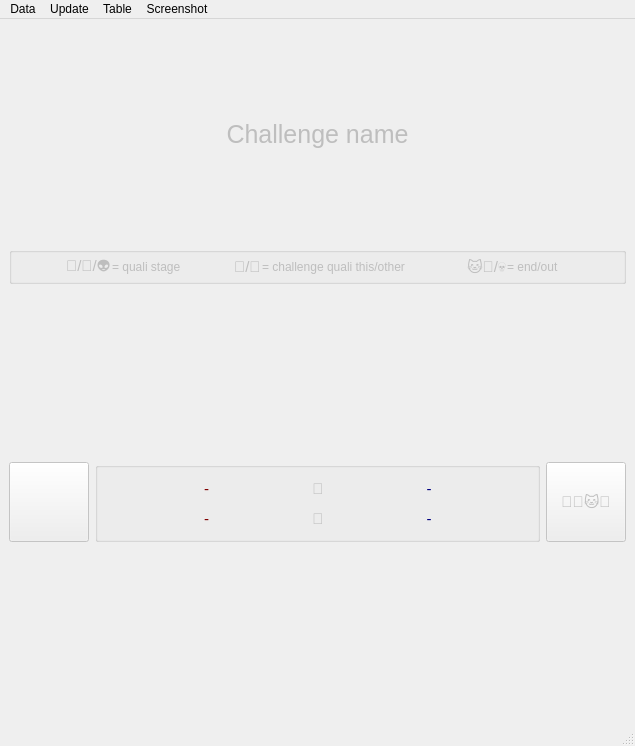
Above: code/ncm_win_ranking_challenge.ui from DavidEilenstein/Ninja_Competition_Manager before the change. Below: the same form after it.
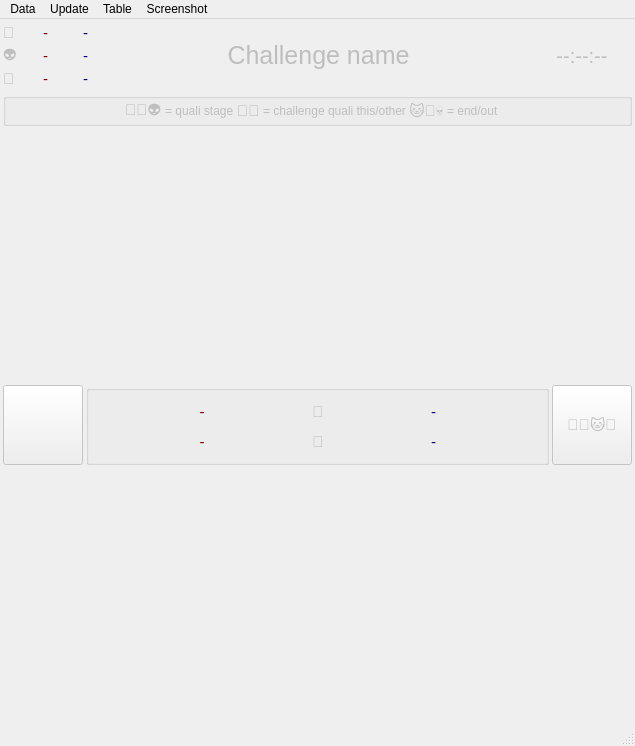
That is the form after the change.

The edit to the form file:
```diff
--- a/code/ncm_win_ranking_challenge.ui
+++ b/code/ncm_win_ranking_challenge.ui
@@ -18,12 +18,75 @@
     <bool>false</bool>
    </property>
    <layout class="QGridLayout" name="gridLayout_5">
+    <property name="leftMargin">
+     <number>3</number>
+    </property>
+    <property name="topMargin">
+     <number>3</number>
+    </property>
+    <property name="rightMargin">
+     <number>3</number>
+    </property>
+    <property name="bottomMargin">
+     <number>3</number>
+    </property>
+    <property name="spacing">
+     <number>3</number>
+    </property>
     <item row="0" column="0" colspan="4">
      <layout class="QGridLayout" name="gridLayout_4">
       <property name="spacing">
        <number>1</number>
       </property>
-      <item row="0" column="0" rowspan="2" colspan="3">
+      <item row="0" column="0">
+       <widget class="QLabel" name="label_6">
+        <property name="minimumSize">
+         <size>
+          <width>22</width>
+          <height>22</height>
+         </size>
+        </property>
+        <property name="maximumSize">
+         <size>
+          <width>22</width>
+          <height>22</height>
+         </size>
+        </property>
+        <property name="styleSheet">
+         <string notr="true">font-size: 15px;</string>
+        </property>
+        <property name="text">
+         <string>🐯</string>
+        </property>
+       </widget>
+      </item>
+      <item row="0" column="1">
+       <widget class="QLabel" name="label_QualiSafe_F">
+        <property name="minimumSize">
+         <size>
+          <width>39</width>
+          <height>22</height>
+         </size>
+        </property>
+        <property name="maximumSize">
+         <size>
+          <width>39</width>
+          <height>22</height>
+         </size>
+        </property>
+        <property name="styleSheet">
+         <string notr="true">font-size: 15px;
+color: rgb(128, 0, 0);</string>
+        </property>
+        <property name="text">
+         <string>-</string>
+        </property>
+        <property name="alignment">
+         <set>Qt::AlignCenter</set>
+        </property>
+       </widget>
+      </item>
+      <item row="0" column="3" rowspan="3" colspan="3">
        <widget class="QLabel" name="label_Name">
         <property name="sizePolicy">
          <sizepolicy hsizetype="Preferred" vsizetype="Preferred">
@@ -34,13 +97,13 @@
         <property name="minimumSize">
          <size>
           <width>0</width>
-          <height>40</height>
+          <height>63</height>
          </size>
         </property>
         <property name="maximumSize">
          <size>
           <width>16777215</width>
-          <height>40</height>
+          <height>63</height>
          </size>
         </property>
         <property name="styleSheet">
@@ -54,6 +117,205 @@
         </property>
        </widget>
       </item>
+      <item row="1" column="0">
+       <widget class="QLabel" name="label_8">
+        <property name="minimumSize">
+         <size>
+          <width>22</width>
+          <height>22</height>
+         </size>
+        </property>
+        <property name="maximumSize">
+         <size>
+          <width>22</width>
+          <height>22</height>
+         </size>
+        </property>
+        <property name="styleSheet">
+         <string notr="true">font-size: 15px;</string>
+        </property>
+        <property name="text">
+         <string>👽</string>
+        </property>
+       </widget>
+      </item>
+      <item row="2" column="0">
+       <widget class="QLabel" name="label_7">
+        <property name="minimumSize">
+         <size>
+          <width>22</width>
+          <height>22</height>
+         </size>
+        </property>
+        <property name="maximumSize">
+         <size>
+          <width>22</width>
+          <height>22</height>
+         </size>
+        </property>
+        <property name="styleSheet">
+         <string notr="true">font-size: 15px;</string>
+        </property>
+        <property name="text">
+         <string>🦾</string>
+        </property>
+       </widget>
+      </item>
+      <item row="0" column="2">
+       <widget class="QLabel" name="label_QualiSafe_M">
+        <property name="minimumSize">
+         <size>
+          <width>39</width>
+          <height>22</height>
+         </size>
+        </property>
+        <property name="maximumSize">
+         <size>
+          <width>39</width>
+          <height>22</height>
+         </size>
+        </property>
+        <property name="styleSheet">
+         <string notr="true">font-size: 15px;
+color: rgb(0, 0, 128);</string>
+        </property>
+        <property name="text">
+         <string>-</string>
+        </property>
+        <property name="alignment">
+         <set>Qt::AlignCenter</set>
+        </property>
+       </widget>
+      </item>
+      <item row="1" column="1">
+       <widget class="QLabel" name="label_QualiSpeed_F">
+        <property name="minimumSize">
+         <size>
+          <width>39</width>
+          <height>22</height>
+         </size>
+        </property>
+        <property name="maximumSize">
+         <size>
+          <width>39</width>
+          <height>22</height>
+         </size>
+        </property>
+        <property name="styleSheet">
+         <string notr="true">font-size: 15px;
+color: rgb(128, 0, 0);</string>
+        </property>
+        <property name="text">
+         <string>-</string>
+        </property>
+        <property name="alignment">
+         <set>Qt::AlignCenter</set>
+        </property>
+       </widget>
+      </item>
+      <item row="1" column="2">
+       <widget class="QLabel" name="label_QualiSpeed_M">
+        <property name="minimumSize">
+         <size>
+          <width>39</width>
+          <height>22</height>
+         </size>
+        </property>
+        <property name="maximumSize">
+         <size>
+          <width>39</width>
+          <height>22</height>
+         </size>
+        </property>
+        <property name="styleSheet">
+         <string notr="true">font-size: 15px;
+color: rgb(0, 0, 128);</string>
+        </property>
+        <property name="text">
+         <string>-</string>
+        </property>
+        <property name="alignment">
+         <set>Qt::AlignCenter</set>
+        </property>
+       </widget>
+      </item>
+      <item row="2" column="1">
+       <widget class="QLabel" name="label_QualiChallenge_F">
+        <property name="minimumSize">
+         <size>
+          <width>39</width>
+          <height>22</height>
+         </size>
+        </property>
+        <property name="maximumSize">
+         <size>
+          <width>39</width>
+          <height>22</height>
+         </size>
+        </property>
+        <property name="styleSheet">
+         <string notr="true">font-size: 15px;
+color: rgb(128, 0, 0);</string>
+        </property>
+        <property name="text">
+         <string>-</string>
+        </property>
+        <property name="alignment">
+         <set>Qt::AlignCenter</set>
+        </property>
+       </widget>
+      </item>
+      <item row="2" column="2">
+       <widget class="QLabel" name="label_QualiChallenge_M">
+        <property name="minimumSize">
+         <size>
+          <width>39</width>
+          <height>22</height>
+         </size>
+        </property>
+        <property name="maximumSize">
+         <size>
+          <width>39</width>
+          <height>22</height>
+         </size>
+        </property>
+        <property name="styleSheet">
+         <string notr="true">font-size: 15px;
+color: rgb(0, 0, 128);</string>
+        </property>
+        <property name="text">
+         <string>-</string>
+        </property>
+        <property name="alignment">
+         <set>Qt::AlignCenter</set>
+        </property>
+       </widget>
+      </item>
+      <item row="0" column="6" rowspan="3">
+       <widget class="QLabel" name="label_Time">
+        <property name="minimumSize">
+         <size>
+          <width>100</width>
+          <height>63</height>
+         </size>
+        </property>
+        <property name="maximumSize">
+         <size>
+          <width>100</width>
+          <height>63</height>
+         </size>
+        </property>
+        <property name="styleSheet">
+         <string notr="true">font-size: 20px;</string>
+        </property>
+        <property name="text">
+         <string>--:--:--</string>
+        </property>
+        <property name="alignment">
+         <set>Qt::AlignCenter</set>
+        </property>
+       </widget>
+      </item>
      </layout>
     </item>
     <item row="3" column="3" rowspan="2">
@@ -246,118 +508,44 @@
       </property>
       <layout class="QGridLayout" name="gridLayout">
        <property name="leftMargin">
-        <number>3</number>
+        <number>1</number>
        </property>
        <property name="topMargin">
-        <number>3</number>
+        <number>1</number>
        </property>
        <property name="rightMargin">
-        <number>3</number>
+        <number>1</number>
        </property>
        <property name="bottomMargin">
+        <number>1</number>
+       </property>
+       <property name="horizontalSpacing">
         <number>3</number>
        </property>
-       <property name="spacing">
+       <property name="verticalSpacing">
         <number>1</number>
        </property>
-       <item row="0" column="8">
-        <widget class="QLabel" name="label_19">
-         <property name="minimumSize">
-          <size>
-           <width>0</width>
-           <height>22</height>
-          </size>
-         </property>
-         <property name="maximumSize">
-          <size>
-           <width>16777215</width>
-           <height>22</height>
-          </size>
-         </property>
-         <property name="styleSheet">
-          <string notr="true">font-size: 15px;</string>
-         </property>
-         <property name="text">
-          <string>🐱‍👤/💀</string>
-         </property>
-        </widget>
-       </item>
        <item row="0" column="6">
-        <widget class="QLabel" name="label_14">
-         <property name="minimumSize">
-          <size>
-           <width>0</width>
-           <height>22</height>
-          </size>
-         </property>
-         <property name="maximumSize">
-          <size>
-           <width>16777215</width>
-           <height>22</height>
-          </size>
-         </property>
-         <property name="styleSheet">
-          <string notr="true">font-size: 15px;</string>
-         </property>
-         <property name="text">
-          <string/>
-         </property>
-        </widget>
-       </item>
-       <item row="0" column="0">
-        <spacer name="horizontalSpacer">
-         <property name="orientation">
-          <enum>Qt::Horizontal</enum>
-         </property>
-         <property name="sizeHint" stdset="0">
-          <size>
-           <width>40</width>
-           <height>20</height>
-          </size>
-         </property>
-        </spacer>
-       </item>
-       <item row="0" column="3">
-        <spacer name="horizontalSpacer_2">
-         <property name="orientation">
-          <enum>Qt::Horizontal</enum>
-         </property>
-         <property name="sizeHint" stdset="0">
-          <size>
-           <width>40</width>
-           <height>20</height>
-          </size>
-         </property>
-        </spacer>
-       </item>
-       <item row="0" column="2">
-        <widget class="QLabel" name="label_2">
-         <property name="text">
-          <string>= quali stage</string>
-         </property>
-        </widget>
-       </item>
-       <item row="0" column="7">
-        <spacer name="horizontalSpacer_4">
-         <property name="orientation">
-          <enum>Qt::Horizontal</enum>
-         </property>
-         <property name="sizeHint" stdset="0">
-          <size>
-           <width>40</width>
-           <height>20</height>
-          </size>
-         </property>
-        </spacer>
-       </item>
-       <item row="0" column="9">
         <widget class="QLabel" name="label_22">
          <property name="text">
           <string>= end/out</string>
          </property>
         </widget>
        </item>
-       <item row="0" column="10">
+       <item row="0" column="8">
+        <spacer name="horizontalSpacer_6">
+         <property name="orientation">
+          <enum>Qt::Horizontal</enum>
+         </property>
+         <property name="sizeHint" stdset="0">
+          <size>
+           <width>40</width>
+           <height>20</height>
+          </size>
+         </property>
+        </spacer>
+       </item>
+       <item row="0" column="7">
         <widget class="QLabel" name="label_23">
          <property name="minimumSize">
           <size>
@@ -379,7 +567,29 @@
          </property>
         </widget>
        </item>
-       <item row="0" column="5">
+       <item row="0" column="3">
+        <widget class="QLabel" name="label_11">
+         <property name="minimumSize">
+          <size>
+           <width>0</width>
+           <height>22</height>
+          </size>
+         </property>
+         <property name="maximumSize">
+          <size>
+           <width>16777215</width>
+           <height>22</height>
+          </size>
+         </property>
+         <property name="styleSheet">
+          <string notr="true">font-size: 15px;</string>
+         </property>
+         <property name="text">
+          <string>🦾💪</string>
+         </property>
+        </widget>
+       </item>
+       <item row="0" column="4">
         <widget class="QLabel" name="label_13">
          <property name="text">
           <string>= challenge quali this/other</string>
@@ -404,12 +614,12 @@
           <string notr="true">font-size: 15px;</string>
          </property>
          <property name="text">
-          <string>🐻/🐯/👽</string>
+          <string>🐻🐯👽</string>
          </property>
         </widget>
        </item>
-       <item row="0" column="4">
-        <widget class="QLabel" name="label_11">
+       <item row="0" column="5">
+        <widget class="QLabel" name="label_19">
          <property name="minimumSize">
           <size>
            <width>0</width>
@@ -426,12 +636,12 @@
           <string notr="true">font-size: 15px;</string>
          </property>
          <property name="text">
-          <string>🦾/💪</string>
+          <string>🐱‍👤💀</string>
          </property>
         </widget>
        </item>
-       <item row="0" column="11">
-        <spacer name="horizontalSpacer_6">
+       <item row="0" column="0">
+        <spacer name="horizontalSpacer">
          <property name="orientation">
           <enum>Qt::Horizontal</enum>
          </property>
@@ -443,6 +653,13 @@
          </property>
         </spacer>
        </item>
+       <item row="0" column="2">
+        <widget class="QLabel" name="label_2">
+         <property name="text">
+          <string>= quali stage</string>
+         </property>
+        </widget>
+       </item>
       </layout>
      </widget>
     </item>
@@ -515,6 +732,9 @@
    </property>
   </action>
   <action name="actionTake_Screenshot_once_per_minute">
+   <property name="checkable">
+    <bool>true</bool>
+   </property>
    <property name="text">
     <string>Take Screenshot once per minute</string>
    </property>
```
